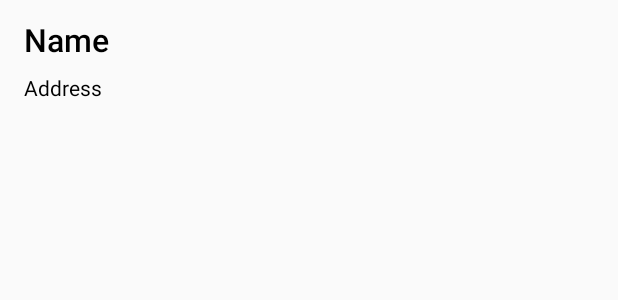
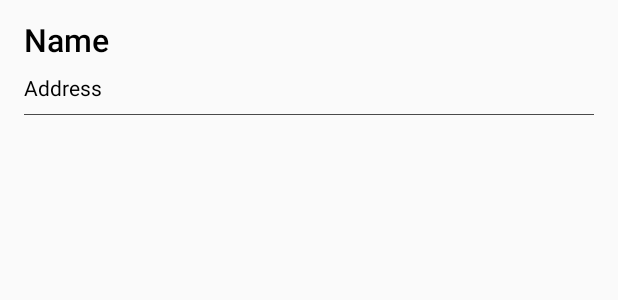
Before and after one commit to shevart/Android-Map-Project, an Android app: the layout item_trip_point_history.xml on its own in the app's theme, with its tools: preview values and no code run, on a phone screen of 412 x 824 dp. Shown: the top 300 px of the screen. Run offline under Robolectric (Android 15) with nearby library versions, the phone set to English and light mode, and no system bars.

Commit message:
add Launcher work with History items UI

```diff
--- a/app/src/main/java/com/shevart/google_map/ui/screens/main/MainActivity.java
+++ b/app/src/main/java/com/shevart/google_map/ui/screens/main/MainActivity.java
@@ -21,6 +21,7 @@ import com.shevart.google_map.location.UserLocationManager;
 import com.shevart.google_map.models.TripPoint;
 import com.shevart.google_map.ui.base.AbsMVPActivity;
 import com.shevart.google_map.ui.google_map.GoogleMapViewHelper;
+import com.shevart.google_map.util.Launcher;
 import com.shevart.google_map.util.LogUtil;
 import com.shevart.google_map.util.PermissionsUtils;
 import com.shevart.google_map.util.SystemUtils;
@@ -147,11 +148,11 @@ public class MainActivity extends AbsMVPActivity<MainScreenContract.Presenter, M
     }
 
     private void selectFromHistoryRoutePointStart() {
-        UiNotificationsUtils.showDevMessage(this, "selectFromHistoryRoutePointStart()");
+        Launcher.ActivityComponents.startTripPointSelectFromHistory(this);
     }
 
     private void selectFromHistoryRoutePointEnd() {
-        UiNotificationsUtils.showDevMessage(this, "selectFromHistoryRoutePointEnd()");
+        Launcher.ActivityComponents.endTripPointSelectFromHistory(this);
     }
 
     private void createRoute() {
--- a/app/src/main/java/com/shevart/google_map/ui/screens/select_last_place/TripPointsHistoryRVAdapter.java
+++ b/app/src/main/java/com/shevart/google_map/ui/screens/select_last_place/TripPointsHistoryRVAdapter.java
@@ -36,7 +36,7 @@ class TripPointsHistoryRVAdapter extends RecyclerView.Adapter<TripPointsHistoryR
         TripPoint point = items.get(position);
         holder.tvTripPointName.setText(!isNullOrEmpty(point.getName()) ? point.getName() :
                 holder.rootView.getContext().getString(R.string.no_name));
-        holder.tvTripPointName.setText(point.getAddress());
+        holder.tvTripPointAddress.setText(point.getAddress());
         holder.rootView.setOnClickListener(new View.OnClickListener() {
             @Override
             public void onClick(View view) {
--- a/app/src/main/res/layout/item_trip_point_history.xml
+++ b/app/src/main/res/layout/item_trip_point_history.xml
@@ -3,7 +3,7 @@
     xmlns:tools="http://schemas.android.com/tools"
     android:id="@+id/llTripPoint"
     android:layout_width="match_parent"
-    android:layout_height="match_parent"
+    android:layout_height="wrap_content"
     android:background="?selectableItemBackground"
     android:paddingRight="@dimen/double_dimen"
     android:paddingLeft="@dimen/double_dimen"
@@ -27,9 +27,16 @@
         android:layout_height="wrap_content"
         android:textColor="@android:color/black"
         android:paddingTop="@dimen/base_dimen"
+        android:paddingBottom="@dimen/base_dimen"
         android:textSize="14sp"
         android:maxLines="2"
         android:fontFamily="sans-serif"
         tools:text="Address"/>
 
+    <!-- Replace divider to recycleView decorator-->
+    <View
+        android:layout_width="match_parent"
+        android:layout_height="0.3dp"
+        android:background="@color/black_alpha"/>
+
 </LinearLayout>
```
Also changed, not shown: app/src/main/java/com/shevart/google_map/util/Launcher.java (added, +25 -0 lines).
